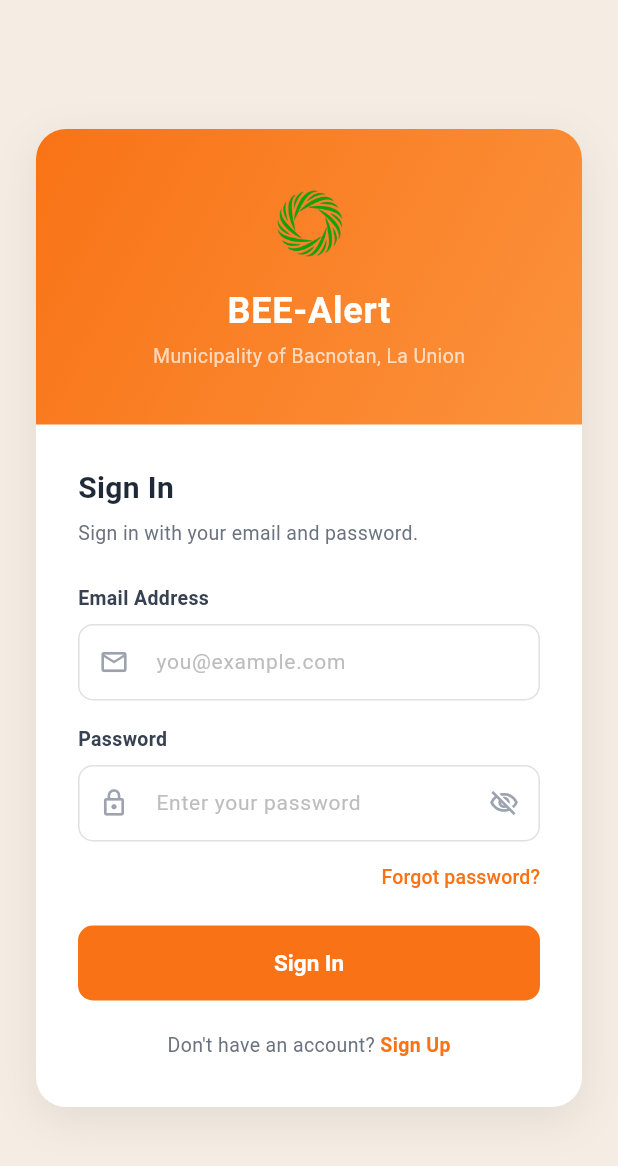
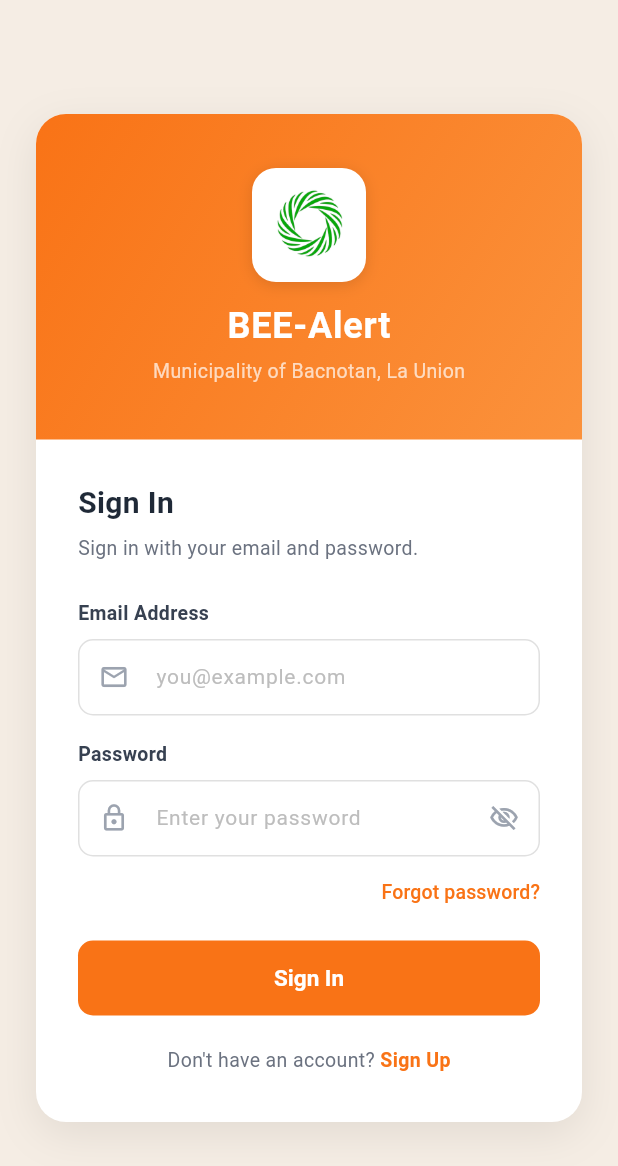
Before and after one commit to MarkAllen-Almodovar/ordinex, a Flutter app: the screen it shows after launch, on a phone screen of 412 x 824 dp. Shown: the top 1166 px of the screen. Run offline on Flutter 3.47's test engine with Material 3 defaults, Android fonts, the phone set to English and light mode, and no system bars; our stand-ins replace chewie, cloud_firestore, firebase_auth, firebase_core, geocoding, geolocator and 3 more; accounts and stored records are empty; generated files the repository leaves out were written again.

Commit message:
feat: add white background container to logo on login and home screens

```diff
--- a/beealert_mobile/lib/screens/auth/login_screen.dart
+++ b/beealert_mobile/lib/screens/auth/login_screen.dart
@@ -129,7 +129,7 @@ class _LoginScreenState extends State<LoginScreen> {
                   ),
                   child: const Column(
                     children: [
-                      AppLogo(size: 56, blendWithBackground: false),
+                      AppLogo(size: 56, blendWithBackground: true),
                       SizedBox(height: 12),
                       Text(
                         appName,
--- a/beealert_mobile/lib/screens/home/home_screen.dart
+++ b/beealert_mobile/lib/screens/home/home_screen.dart
@@ -135,7 +135,7 @@ class _HomeScreenState extends State<HomeScreen> {
                       children: [
                         const Row(
                           children: [
-                            const AppLogo(size: 22, blendWithBackground: false),
+                            const AppLogo(size: 22, blendWithBackground: true),
                             const SizedBox(width: 6),
                             const Text('BEE-Alert',
                                 style: TextStyle(
--- a/beealert_mobile/lib/widgets/app_logo.dart
+++ b/beealert_mobile/lib/widgets/app_logo.dart
@@ -1,13 +1,11 @@
 import 'package:flutter/material.dart';
 
-/// The BEE-Alert green circular logo with transparent background.
+/// The BEE-Alert green circular logo.
 /// Use [size] to control width/height.
+/// Set [blendWithBackground] to true to wrap the logo in a white
+/// rounded box so it stands out on the orange gradient background.
 class AppLogo extends StatelessWidget {
   final double size;
-
-  /// [blendWithBackground] is kept for API compatibility but no longer
-  /// adds a white circle — the PNG already has a transparent background.
-  // ignore: avoid_init_to_null
   final bool blendWithBackground;
 
   const AppLogo({
@@ -18,11 +16,33 @@ class AppLogo extends StatelessWidget {
 
   @override
   Widget build(BuildContext context) {
-    return Image.asset(
+    final logo = Image.asset(
       'assets/images/logo.png',
       width: size,
       height: size,
       fit: BoxFit.contain,
     );
+
+    if (!blendWithBackground) return logo;
+
+    // White rounded box so the green logo is visible on the orange bg
+    final double padding = size < 30 ? 4 : 10;
+    final double radius  = size < 30 ? 8 : 16;
+    return Container(
+      width: size + padding * 2,
+      height: size + padding * 2,
+      decoration: BoxDecoration(
+        color: Colors.white,
+        borderRadius: BorderRadius.circular(radius),
+        boxShadow: [
+          BoxShadow(
+            color: Colors.black.withValues(alpha: 0.12),
+            blurRadius: 8,
+            offset: const Offset(0, 2),
+          ),
+        ],
+      ),
+      child: Center(child: logo),
+    );
   }
 }
```
